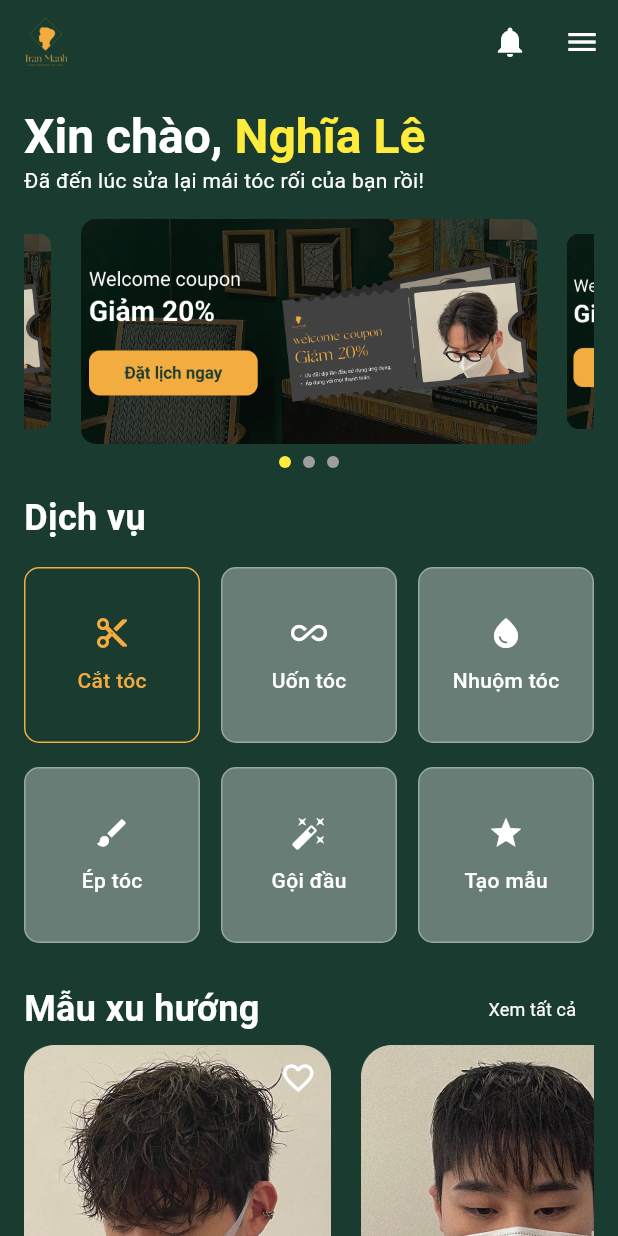
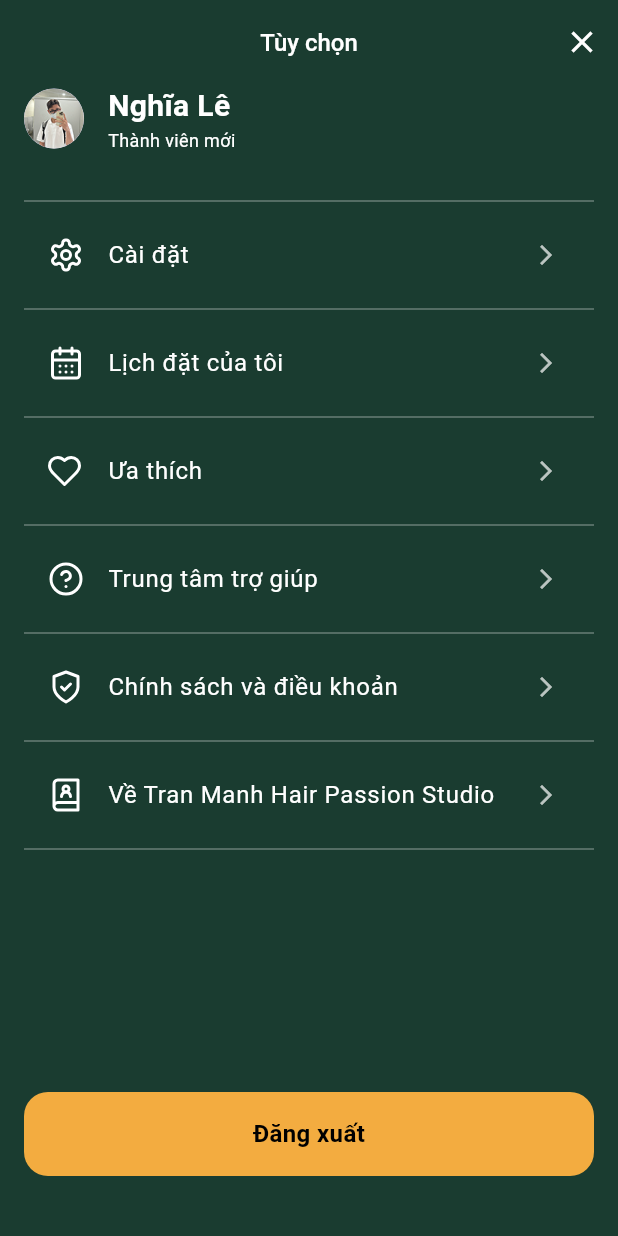
Before and after one commit to finnndev/mobile_training, a Flutter app: the HomeScreen screen opened directly, after a tap on the "menu" icon, on a phone screen of 412 x 824 dp. Run offline on Flutter 3.47's test engine with Material 3 defaults, Android fonts, the phone set to English and light mode, and no system bars; drawn by our look-alikes of carousel_slider, smooth_page_indicator; our stand-ins replace flutter_svg.

Commit message:
feat(options): create options

```diff
--- a/hps_app/lib/main.dart
+++ b/hps_app/lib/main.dart
@@ -1,5 +1,4 @@
 import 'package:flutter/material.dart';
-import 'package:hps_app/module/notification/notification.dart';
 import 'package:hps_app/module/splash/splash_screen.dart';
 
 void main() {
@@ -11,6 +10,9 @@ class MainApp extends StatelessWidget {
 
   @override
   Widget build(BuildContext context) {
-    return MaterialApp(home: SplashScreen(), debugShowCheckedModeBanner: false);
+    return const MaterialApp(
+      home: SplashScreen(),
+      debugShowCheckedModeBanner: false,
+    );
   }
 }
--- a/hps_app/lib/module/home/home_screen.dart
+++ b/hps_app/lib/module/home/home_screen.dart
@@ -1,5 +1,7 @@
 import 'package:carousel_slider/carousel_slider.dart';
 import 'package:flutter/material.dart';
+import 'package:hps_app/module/notification/notification.dart';
+import 'package:hps_app/module/options/options.dart';
 import 'package:hps_app/shared/constants/colors.dart';
 import 'package:smooth_page_indicator/smooth_page_indicator.dart';
 
@@ -36,11 +38,16 @@ class _HomeScreenState extends State<HomeScreen> {
         actions: [
           IconButton(
             icon: const Icon(Icons.notifications, color: Colors.white),
-            onPressed: () {},
+            onPressed: () {
+              Navigator.push(context,MaterialPageRoute(builder: (context) => NotificationScreen()),);
+            },
+
           ),
           IconButton(
             icon: const Icon(Icons.menu, color: Colors.white),
-            onPressed: () {},
+            onPressed: () {
+             Navigator.push(context,MaterialPageRoute(builder: (context) => OptionsScreen()),);
+            },
           ),
         ],
       ),
--- a/hps_app/lib/module/notification/notification.dart
+++ b/hps_app/lib/module/notification/notification.dart
@@ -8,6 +8,7 @@ class NotificationScreen extends StatelessWidget {
     return Scaffold(
       backgroundColor: Color(0xFF1A3C34),
       appBar: AppBar(
+        automaticallyImplyLeading: false,
         backgroundColor: Color(0xFF1A3C34),
         elevation: 0,
         title: Text(
--- /dev/null
+++ b/hps_app/lib/module/options/options.dart
@@ -0,0 +1,186 @@
+import 'package:flutter/material.dart';
+import 'package:flutter_svg/flutter_svg.dart';
+import 'package:hps_app/module/home/home_screen.dart';
+import 'package:hps_app/module/login/login_screen.dart';
+import 'package:hps_app/shared/constants/colors.dart';
+
+class OptionsScreen extends StatelessWidget {
+  const OptionsScreen({super.key});
+
+  @override
+  Widget build(BuildContext context) {
+    return Scaffold(
+      backgroundColor: ColorsConstants.secondsBackground,
+      appBar: AppBar(
+        automaticallyImplyLeading: false,
+        backgroundColor: ColorsConstants.secondsBackground,
+        elevation: 0,
+        title: Text(
+          'Tùy chọn',
+          style: TextStyle(
+            color: Colors.white,
+            fontSize: 16,
+            fontWeight: FontWeight.w500,
+          ),
+        ),
+        centerTitle: true,
+        actions: [
+          IconButton(
+            icon: Icon(Icons.close, color: Colors.white),
+            onPressed: () {
+              Navigator.pop(context); //Đóng màn hình tùy chọn
+            },
+          ),
+        ],
+      ),
+      body: Padding(
+        padding: EdgeInsets.symmetric(horizontal: 16),
+        child: Column(
+          children: [
+            //Thông tin người dùng
+            Row(
+              children: [
+                //Ảnh đại diện
+                CircleAvatar(
+                  backgroundImage: AssetImage('assets/images/NghiaLe.png'),
+                ),
+                SizedBox(width: 16),
+                //Tên và trạng thái
+                Column(
+                  crossAxisAlignment: CrossAxisAlignment.start,
+                  children: [
+                    Text(
+                      'Nghĩa Lê',
+                      style: TextStyle(
+                        color: Colors.white,
+                        fontSize: 20,
+                        fontWeight: FontWeight.w600,
+                      ),
+                    ),
+                    Text(
+                      'Thành viên mới',
+                      style: TextStyle(
+                        color: Colors.white,
+                        fontSize: 12,
+                        fontWeight: FontWeight.w400,
+                      ),
+                    ),
+                  ],
+                ),
+              ],
+            ),
+            SizedBox(height: 24),
+            Divider(color: Color(0xff677D75)),
+            //Danh sách tùy chọn
+            Expanded(
+              child: ListView(
+                children: [
+                  OptionItem(
+                    icon: 'assets/svgs/settings.svg',
+                    title: 'Cài đặt',
+                  ),
+                  Divider(color: Color(0xff677D75)),
+                  OptionItem(
+                    icon: 'assets/svgs/calendar.svg',
+                    title: 'Lịch đặt của tôi',
+                  ),
+                  Divider(color: Color(0xff677D75)),
+                  OptionItem(
+                    icon: 'assets/svgs/favorite.svg',
+                    title: 'Ưa thích',
+                  ),
+                  Divider(color: Color(0xff677D75)),
+                  OptionItem(
+                    icon: 'assets/svgs/help.svg',
+                    title: 'Trung tâm trợ giúp',
+                  ),
+                  Divider(color: Color(0xff677D75)),
+                  OptionItem(
+                    icon: 'assets/svgs/policy.svg',
+                    title: 'Chính sách và điều khoản',
+                  ),
+                  Divider(color: Color(0xff677D75)),
+                  OptionItem(
+                    icon: 'assets/svgs/info.svg',
+                    title: 'Về Tran Manh Hair Passion Studio',
+                  ),
+                  Divider(color: Color(0xff677D75)),
+                ],
+              ),
+            ),
+            //Nút đăng xuất
+            SizedBox(
+              width: double.infinity,
+              height: 56,
+              child: InkWell(
+                onTap: () {
+                  // Điều hướng về màn hình đăng nhập và xóa tất cả màn hình trước đó
+                  Navigator.pushAndRemoveUntil(
+                    context,
+                    MaterialPageRoute(
+                      builder: (context) => LoginScreen(),
+                    ), // Thay bằng màn hình đăng nhập của bạn
+                    (Route<dynamic> route) => false,
+                  );
+
+                  // Hiển thị thông báo đăng xuất thành công
+                  ScaffoldMessenger.of(context).showSnackBar(
+                    const SnackBar(content: Text('Đã đăng xuất!')),
+                  );
+                },
+                borderRadius: BorderRadius.circular(16), // Bo góc hiệu ứng chạm
+                child: Container(
+                  alignment: Alignment.center,
+                  decoration: BoxDecoration(
+                    color: ColorsConstants.yellowPrimary, // Màu nền nút
+                    borderRadius: BorderRadius.circular(16), // Bo góc nút
+                  ),
+                  child: Text(
+                    'Đăng xuất',
+                    style: TextStyle(
+                      color: Colors.black,
+                      fontSize: 16,
+                      fontWeight: FontWeight.bold,
+                    ),
+                  ),
+                ),
+              ),
+            ),
+
+            SizedBox(height: 40),
+          ],
+        ),
+      ),
+    );
+  }
+}
+
+//Widget cho mỗi mục tùy chọn
+class OptionItem extends StatelessWidget {
+  final String icon;
+  final String title;
+
+  const OptionItem({super.key, required this.icon, required this.title});
+
+  @override
+  Widget build(BuildContext context) {
+    return ListTile(
+      leading: SvgPicture.asset(icon),
+      title: Text(
+        title,
+        style: const TextStyle(color: Colors.white, fontSize: 16),
+      ),
+      trailing: const Icon(
+        Icons.arrow_forward_ios,
+        color: Colors.white70,
+        size: 16,
+      ),
+      onTap: () {
+        // Xử lý khi nhấn vào từng mục (có thể chuyển sang màn hình tương ứng)
+        ScaffoldMessenger.of(
+          context,
+        ).showSnackBar(SnackBar(content: Text('Đã nhấn vào: $title')));
+      },
+    );
+  }
+}
--- a/hps_app/pubspec.yaml
+++ b/hps_app/pubspec.yaml
@@ -11,6 +11,7 @@ dependencies:
     sdk: flutter
   carousel_slider: ^5.0.0
   smooth_page_indicator: ^1.2.1
+  flutter_svg: ^2.0.17
 dev_dependencies:
   flutter_test:
     sdk: flutter
@@ -21,6 +22,7 @@ flutter:
   assets:
     - assets/images/
     - assets/fonts/
+    - assets/svgs/
 
   fonts:
     - family: EB Garamond
```
Also changed, not shown: hps_app/assets/images/NghiaLe.png (added), hps_app/assets/svgs/calendar.svg (added), hps_app/assets/svgs/favorite.svg (added), hps_app/assets/svgs/help.svg (added), hps_app/assets/svgs/info.svg (added), hps_app/assets/svgs/policy.svg (added), hps_app/assets/svgs/security.svg (added), hps_app/assets/svgs/settings.svg (added).
